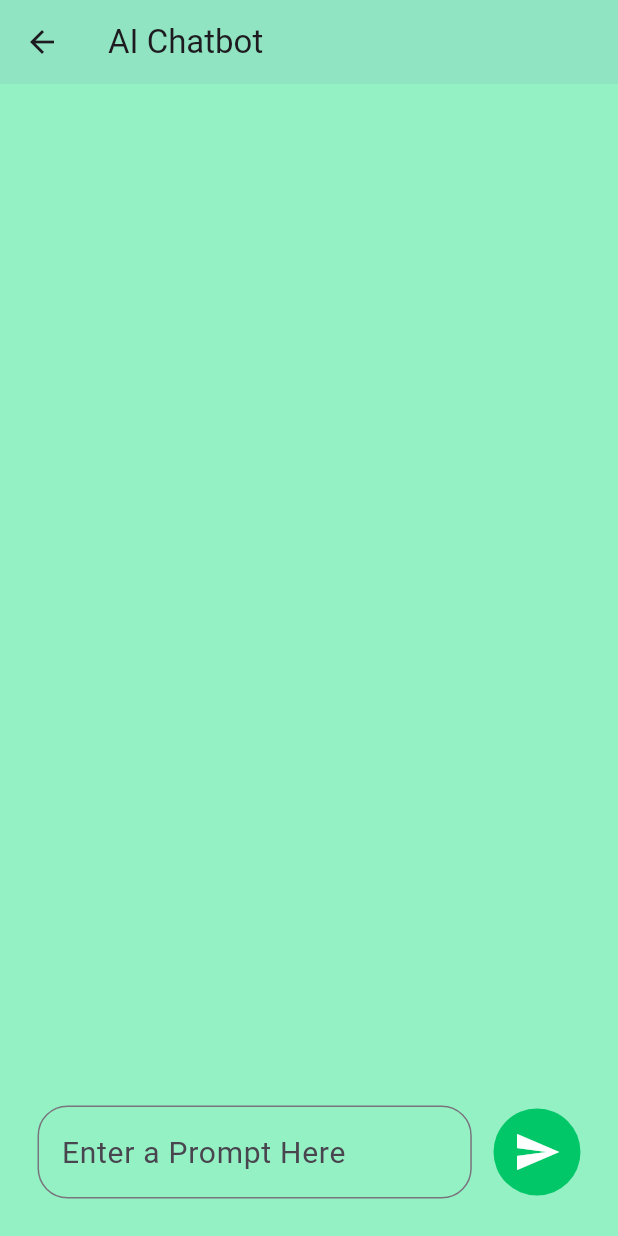
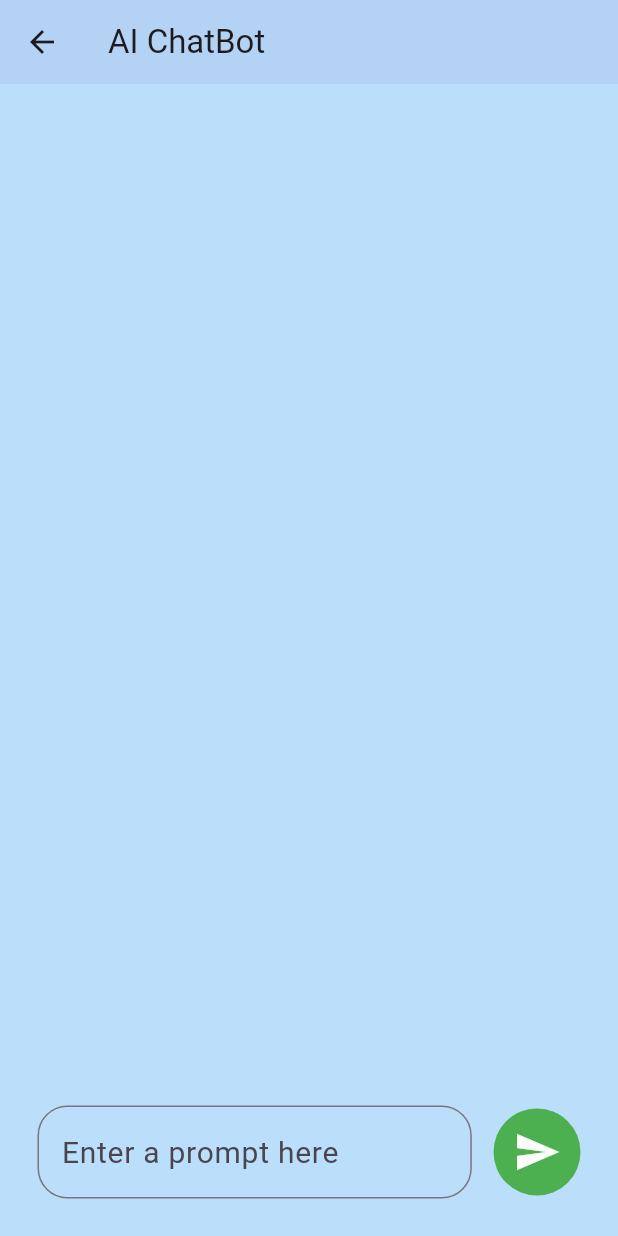
Before and after one commit to ILRSBandara/Aura-Care, a Flutter app: the GeminiChatBot screen opened directly, on a phone screen of 412 x 824 dp. Run offline on Flutter 3.47's test engine with Material 3 defaults, Android fonts, the phone set to English and light mode, and no system bars; our stand-ins replace google_generative_ai, page_transition, swipeable_button_view; missing offline and left inert: pretty_gauge.

Commit message:
update chatbot

```diff
--- a/lib/Screen/gemini_ai.dart
+++ b/lib/Screen/gemini_ai.dart
@@ -1,9 +1,10 @@
-import 'package:aura_care/Screen/model.dart';
+// ignore_for_file: non_constant_identifier_names
+
 import 'package:flutter/material.dart';
-// ignore: unused_import
 import 'package:google_generative_ai/google_generative_ai.dart';
 import 'package:intl/intl.dart';
 
+import 'model.dart';
 
 class GeminiChatBot extends StatefulWidget {
   const GeminiChatBot({super.key});
@@ -12,19 +13,18 @@ class GeminiChatBot extends StatefulWidget {
 }
 
 class _GeminiChatBotState extends State<GeminiChatBot> {
-  // ignore: non_constant_identifier_names
-  TextEditingController PromptController = TextEditingController();
-  static const apiKey = "AIzaSyC7Q7OrHoSofUeg99-HZGz5bkmQq6TKOHE";
-  final model = GenerativeAiModel(modelName: "gemini-pro", apiKey: apiKey); // Replace with the correct parameter name
+  TextEditingController promprController = TextEditingController();
+  static const apiKey = "AIzaSyCfDS3gMcMRLp6GURkLwHEe7WQZnHIKGz8";
+  final model = GenerativeModel(model: "gemini-pro", apiKey: apiKey);
 
-// ignore: non_constant_identifier_names
-final List<ModelMessage> Prompt = [];
-Future<void> sendMessage()async {
-  final message = PromptController.text;
-  //for prompt
+  final List<ModelMessage> prompt = [];
+
+  Future<void> sendMessage() async {
+    final message = promprController.text;
+    // for prompt
     setState(() {
-    PromptController.clear();
-    Prompt.add(
+      promprController.clear();
+      prompt.add(
         ModelMessage(
           isPrompt: true,
           message: message,
@@ -32,14 +32,22 @@ Future<void> sendMessage()async {
         ),
       );
     });
-  //for respond
+    // for respond
     final content = [Content.text(message)];
+
+    // Call the Gemini API to get the response
     final response = await model.generateContent(content);
+
+    // Log the response to check its structure
+    // ignore: avoid_print
+    print('Response: ${response.toString()}');
+
+    // Check if the response has text and update the prompt with the response
     setState(() {
-    Prompt.add(
+      prompt.add(
         ModelMessage(
           isPrompt: false,
-        message: response.text ?? "",
+          message: response.text ?? "No response received.",
           time: DateTime.now(),
         ),
       );
@@ -49,37 +57,36 @@ Future<void> sendMessage()async {
   @override
   Widget build(BuildContext context) {
     return Scaffold(
-      backgroundColor: const Color.fromARGB(255, 147, 241, 196),
+      backgroundColor: Colors.blue[100],
       appBar: AppBar(
         elevation: 3,
-         backgroundColor: const Color.fromARGB(255, 147, 241, 196),
-        title: const Text("AI Chatbot"),
+        backgroundColor: Colors.blue[100],
+        title: const Text("AI ChatBot"),
       ),
       body: Column(
         children: [
           Expanded(
               child: ListView.builder(
-              itemCount:Prompt.length ,
+                  itemCount: prompt.length,
                   itemBuilder: (context, index) {
-                final message = Prompt[index];
+                    final message = prompt[index];
                     return UserPrompt(
                       isPrompt: message.isPrompt,
                       message: message.message,
                       date: DateFormat('hh:mm a').format(
                         message.time,
-                    ),);
-              },
                       ),
-          ),
+                    );
+                  })),
           Padding(
-            padding:EdgeInsets.all(25),
+            padding: const EdgeInsets.all(25),
             child: Row(
               children: [
                 Expanded(
                   flex: 20,
                   child: TextField(
-                    controller: PromptController,
-                    style: TextStyle(
+                    controller: promprController,
+                    style: const TextStyle(
                       color: Colors.black,
                       fontSize: 20,
                     ),
@@ -87,8 +94,7 @@ Future<void> sendMessage()async {
                         border: OutlineInputBorder(
                           borderRadius: BorderRadius.circular(20),
                         ),
-                      hintText: "Enter a Prompt Here"
-                      ),
+                        hintText: "Enter a prompt here"),
                   ),
                 ),
                 const Spacer(),
@@ -96,9 +102,9 @@ Future<void> sendMessage()async {
                   onTap: () {
                     sendMessage();
                   },
-                  child: CircleAvatar(
+                  child: const CircleAvatar(
                     radius: 29,
-                    backgroundColor: const Color.fromARGB(255, 2, 199, 104),
+                    backgroundColor: Colors.green,
                     child: Icon(
                       Icons.send,
                       color: Colors.white,
@@ -114,7 +120,7 @@ Future<void> sendMessage()async {
     );
   }
 
-  // ignore: non_constant_identifier_names
+
   Container UserPrompt({
     required final bool isPrompt,
     required String message,
@@ -122,17 +128,18 @@ Future<void> sendMessage()async {
   }) {
     return Container(
       width: double.infinity,
-                padding: EdgeInsets.all(15),
-                margin: EdgeInsets.symmetric(vertical: 15).copyWith(
+      padding: const EdgeInsets.all(15),
+      margin: const EdgeInsets.symmetric(vertical: 15).copyWith(
         left: isPrompt ? 80 : 15,
-                  right: isPrompt ? 15 : 80
+        right: isPrompt ? 15 : 80,
       ),
       decoration: BoxDecoration(
-                color: isPrompt ?Colors.green:Colors.grey,
+        color: isPrompt ? Colors.green : Colors.grey,
         borderRadius: BorderRadius.only(
-                  topLeft: Radius.circular(20),
-                  topRight: Radius.circular(20),
-                  bottomLeft: isPrompt ? Radius.circular(20) : Radius.zero,
+          topLeft: const Radius.circular(20),
+          topRight: const Radius.circular(20),
+          bottomLeft: isPrompt ?const Radius.circular(20):Radius.zero,
+          bottomRight: isPrompt? Radius.zero:const Radius.circular(20),
         ),
       ),
       child: Column(
@@ -142,24 +149,17 @@ Future<void> sendMessage()async {
           Text(
             message,
             style: TextStyle(
-                        fontWeight: isPrompt
-                        ? FontWeight.bold
-                        : FontWeight.normal,
+              fontWeight: isPrompt ? FontWeight.bold : FontWeight.normal,
               fontSize: 18,
-                        color: isPrompt
-                        ? Colors.white
-                        :Colors.black,
+              color: isPrompt ? Colors.white : Colors.black,
             ),
           ),
-                        //for prompt and respond time
+          // for prompt and respond time
           Text(
             date,
             style: TextStyle(
-
               fontSize: 14,
-                        color: isPrompt
-                        ? Colors.white
-                        :Colors.black,
+              color: isPrompt ? Colors.white : Colors.black,
             ),
           ),
         ],
@@ -167,12 +167,3 @@ Future<void> sendMessage()async {
     );
   }
 }
-
-class GenerativeAiModel {
-  final String modelName;
-  final String apiKey;
-
-  GenerativeAiModel({required this.modelName, required this.apiKey});
-
-  generateContent(List<Content> content) {}
-}
--- a/pubspec.yaml
+++ b/pubspec.yaml
@@ -41,7 +41,7 @@ dependencies:
   percent_indicator: ^4.2.2
   intl: ^0.20.2
   google_generative_ai: ^0.4.7
-  http: ^0.13.3
+  http: ^1.3.0
 
 
 dev_dependencies:
```
Also changed, not shown: pubspec.lock. Lines whose indentation alone changed are shown as unchanged.
